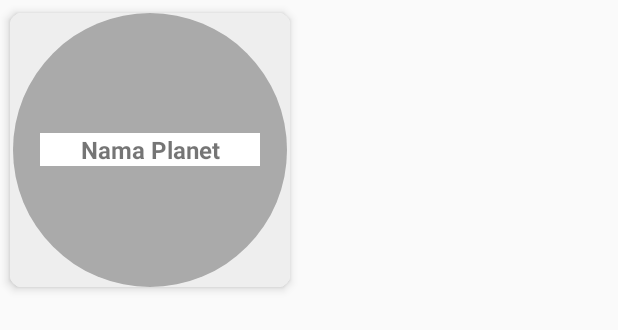
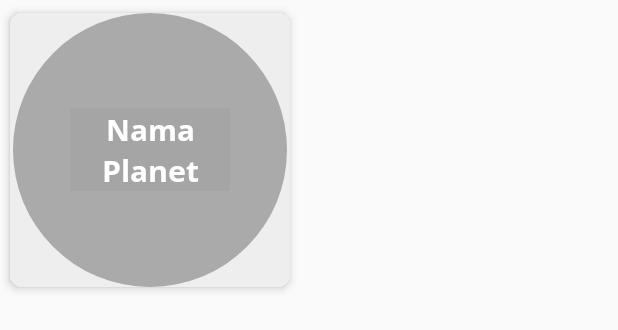
Before and after one commit to kukuhsw/SicKot, an Android app: the layout item_large_layout.xml on its own in the app's theme, with its tools: preview values and no code run, on a phone screen of 412 x 824 dp. Shown: the top 330 px of the screen. Run offline under Robolectric (Android 15) with nearby library versions, the phone set to English and light mode, and no system bars.

Commit message:
redesign dialog box, fix pallete, implement font opensans

```diff
--- a/app/build.gradle
+++ b/app/build.gradle
@@ -9,7 +9,7 @@ android {
     buildToolsVersion "29.0.3"
     defaultConfig {
         applicationId "com.hellu.lekot"
-        minSdkVersion 22
+        minSdkVersion 21
         targetSdkVersion 29
         versionCode 1
         versionName "1.0"
@@ -48,4 +48,5 @@ dependencies {
     implementation 'de.hdodenhof:circleimageview:3.0.0'
     implementation 'com.github.bumptech.glide:glide:4.11.0'
     implementation 'net.theluckycoder.expandablecardview:expandablecardview:1.2.0'
+    implementation 'com.github.florent37:shapeofview:1.4.7'
 }
--- a/app/src/main/res/layout/item_large_layout.xml
+++ b/app/src/main/res/layout/item_large_layout.xml
@@ -31,11 +31,14 @@
             android:layout_width="match_parent"
             android:layout_height="wrap_content"
             android:layout_centerVertical="true"
-            android:layout_marginHorizontal="20dp"
-            android:background="#FFFF"
+            android:layout_centerHorizontal="true"
+            android:layout_marginHorizontal="40dp"
+            android:background="#07000000"
             android:gravity="center"
-            android:textSize="16sp"
+            android:textSize="20sp"
+            android:textColor="#FFFF"
             android:textStyle="bold"
+            android:fontFamily="@font/opensans_bold"
             tools:text="@string/planet_name" />
 
 
```
Also changed, not shown: app/src/main/java/com/hellu/lekot/activities/MainActivity.kt (+5 -5 lines), app/src/main/res/drawable-v24/alert_box_outline.xml (added, +8 -0 lines), app/src/main/res/drawable/alert_box_outline.xml (added, +8 -0 lines), app/src/main/res/layout/activity_main.xml (+10 -3 lines), app/src/main/res/font/monoton.ttf (deleted), app/src/main/res/font/opensans_bold.ttf (added), app/src/main/res/font/opensans_regular.ttf (added).
